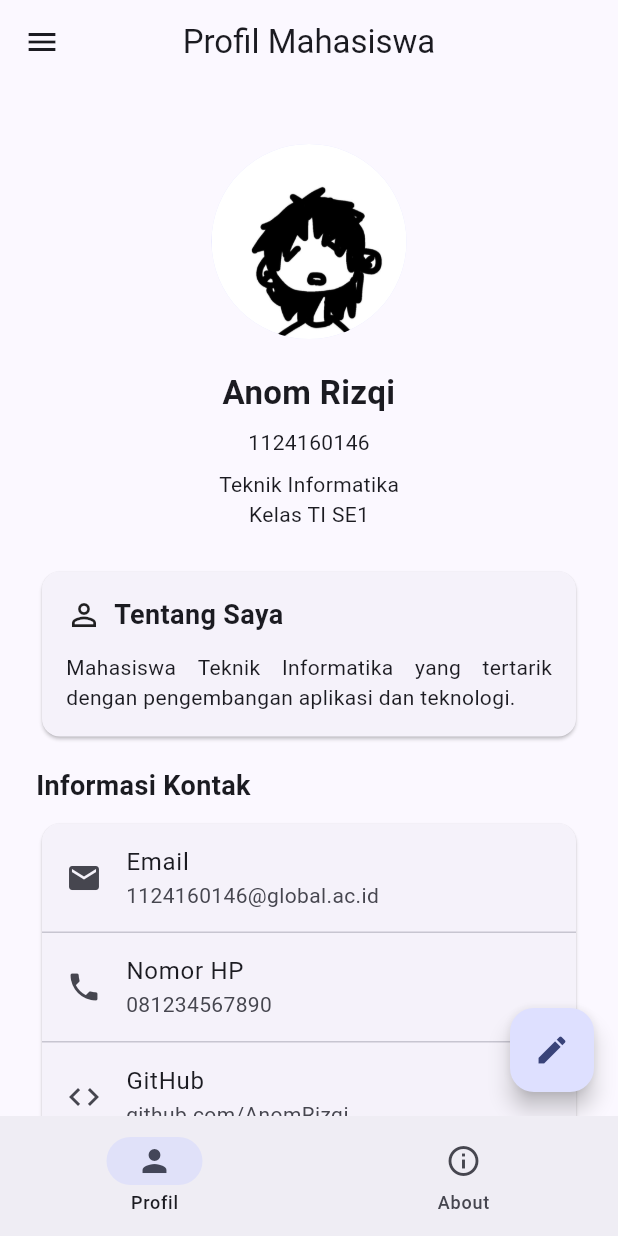
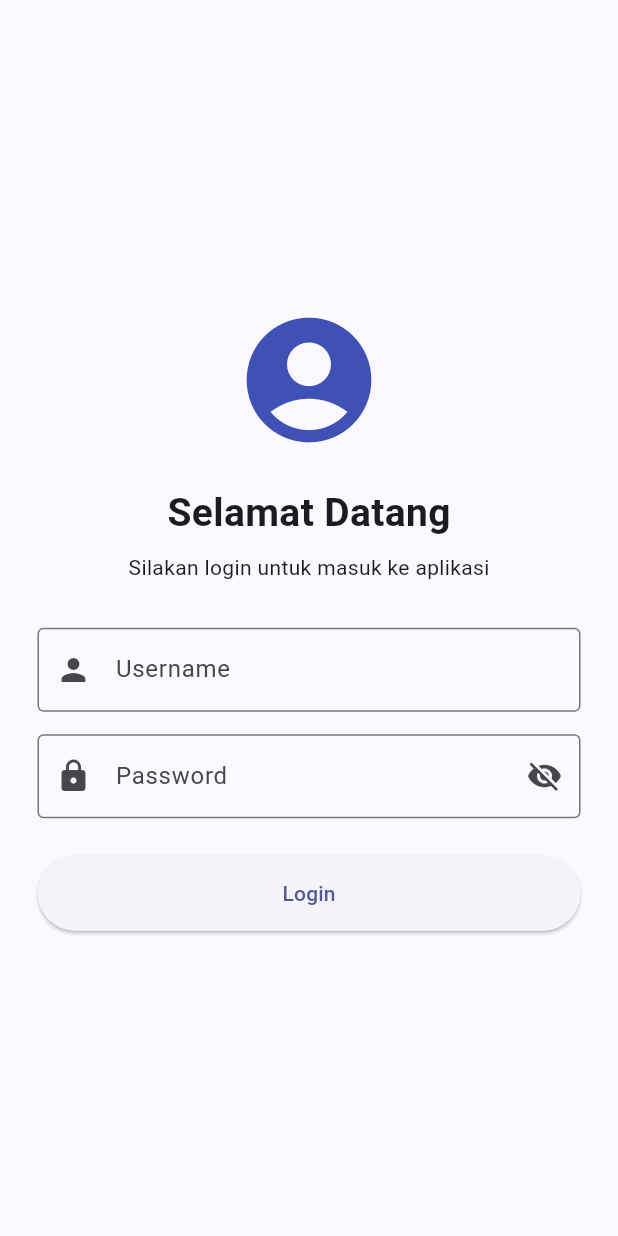
Before and after one commit to AnomRizqi/uts-pml-1124160146, a Flutter app: the screen it shows after launch, on a phone screen of 412 x 824 dp. Run offline on Flutter 3.47's test engine with Material 3 defaults, Android fonts, the phone set to English and light mode, and no system bars.

Commit message:
feat: update login dan tambah fitur logout

```diff
--- a/soal2_profil_app/lib/main.dart
+++ b/soal2_profil_app/lib/main.dart
@@ -1,4 +1,6 @@
+
 import 'package:flutter/material.dart';
+import 'screens/login_page.dart';
 import 'screens/profile_page.dart';
 import 'screens/about_page.dart';
 
@@ -47,10 +49,15 @@ class _MyAppState extends State<MyApp> {
 
             themeMode: _themeMode,
 
-            home: MainPage(
-                ubahTema: ubahTema,
-                isDarkMode: _themeMode == ThemeMode.dark,
-            ),
+            initialRoute: '/',
+            routes: {
+                '/': (context) => const LoginPage(),
+
+                '/home': (context) => MainPage(
+                    ubahTema: ubahTema,
+                    isDarkMode: _themeMode == ThemeMode.dark,
+                ),
+            },
         );
     }
 }
@@ -83,6 +90,7 @@ class _MainPageState extends State<MainPage> {
                         ubahTema: widget.ubahTema,
                         isDarkMode: widget.isDarkMode,
                     ),
+
                     const AboutPage(),
                 ],
             ),
--- /dev/null
+++ b/soal2_profil_app/lib/screens/login_page.dart
@@ -0,0 +1,125 @@
+
+import 'package:flutter/material.dart';
+
+class LoginPage extends StatefulWidget {
+    const LoginPage({super.key});
+
+    @override
+    State<LoginPage> createState() => _LoginPageState();
+}
+
+class _LoginPageState extends State<LoginPage> {
+
+    final usernameController = TextEditingController();
+    final passwordController = TextEditingController();
+
+    bool sembunyikanPassword = true;
+
+    void login() {
+        if (usernameController.text == 'anom' &&
+            passwordController.text == '123456') {
+
+            Navigator.pushReplacementNamed(context, '/home');
+
+        } else {
+            ScaffoldMessenger.of(context).showSnackBar(
+                const SnackBar(
+                    content: Text('Username atau password salah'),
+                ),
+            );
+        }
+    }
+
+    @override
+    void dispose() {
+        usernameController.dispose();
+        passwordController.dispose();
+
+        super.dispose();
+    }
+
+    @override
+    Widget build(BuildContext context) {
+        return Scaffold(
+            body: Center(
+                child: SingleChildScrollView(
+                    padding: const EdgeInsets.all(25),
+
+                    child: Column(
+                        mainAxisAlignment: MainAxisAlignment.center,
+                        children: [
+                            const Icon(
+                                Icons.account_circle,
+                                size: 100,
+                                color: Colors.indigo,
+                            ),
+
+                            const SizedBox(height: 20),
+
+                            const Text(
+                                'Selamat Datang',
+                                style: TextStyle(
+                                    fontSize: 26,
+                                    fontWeight: FontWeight.bold,
+                                ),
+                            ),
+
+                            const SizedBox(height: 8),
+
+                            const Text(
+                                'Silakan login untuk masuk ke aplikasi',
+                            ),
+
+                            const SizedBox(height: 30),
+
+                            TextField(
+                                controller: usernameController,
+                                decoration: const InputDecoration(
+                                    labelText: 'Username',
+                                    border: OutlineInputBorder(),
+                                    prefixIcon: Icon(Icons.person),
+                                ),
+                            ),
+
+                            const SizedBox(height: 15),
+
+                            TextField(
+                                controller: passwordController,
+                                obscureText: sembunyikanPassword,
+                                decoration: InputDecoration(
+                                    labelText: 'Password',
+                                    border: const OutlineInputBorder(),
+                                    prefixIcon: const Icon(Icons.lock),
+                                    suffixIcon: IconButton(
+                                        onPressed: () {
+                                            setState(() {
+                                                sembunyikanPassword =
+                                                    !sembunyikanPassword;
+                                            });
+                                        },
+                                        icon: Icon(
+                                            sembunyikanPassword
+                                                ? Icons.visibility_off
+                                                : Icons.visibility,
+                                        ),
+                                    ),
+                                ),
+                            ),
+
+                            const SizedBox(height: 25),
+
+                            SizedBox(
+                                width: double.infinity,
+                                height: 50,
+                                child: ElevatedButton(
+                                    onPressed: login,
+                                    child: const Text('Login'),
+                                ),
+                            ),
+                        ],
+                    ),
+                ),
+            ),
+        );
+    }
+}
--- a/soal2_profil_app/lib/screens/profile_page.dart
+++ b/soal2_profil_app/lib/screens/profile_page.dart
@@ -100,6 +100,17 @@ class ProfilePage extends StatelessWidget {
                             value: isDarkMode,
                             onChanged: (value) {
                                 ubahTema(value);
+                            },
+                        ),
+                        ListTile(
+                            leading: const Icon(Icons.logout, color: Colors.red),
+                            title: const Text('Keluar'),
+                            onTap: () {
+                                Navigator.pushNamedAndRemoveUntil(
+                                    context,
+                                    '/',
+                                    (route) => false,
+                                );
                             },
                         ),
                     ],
```
